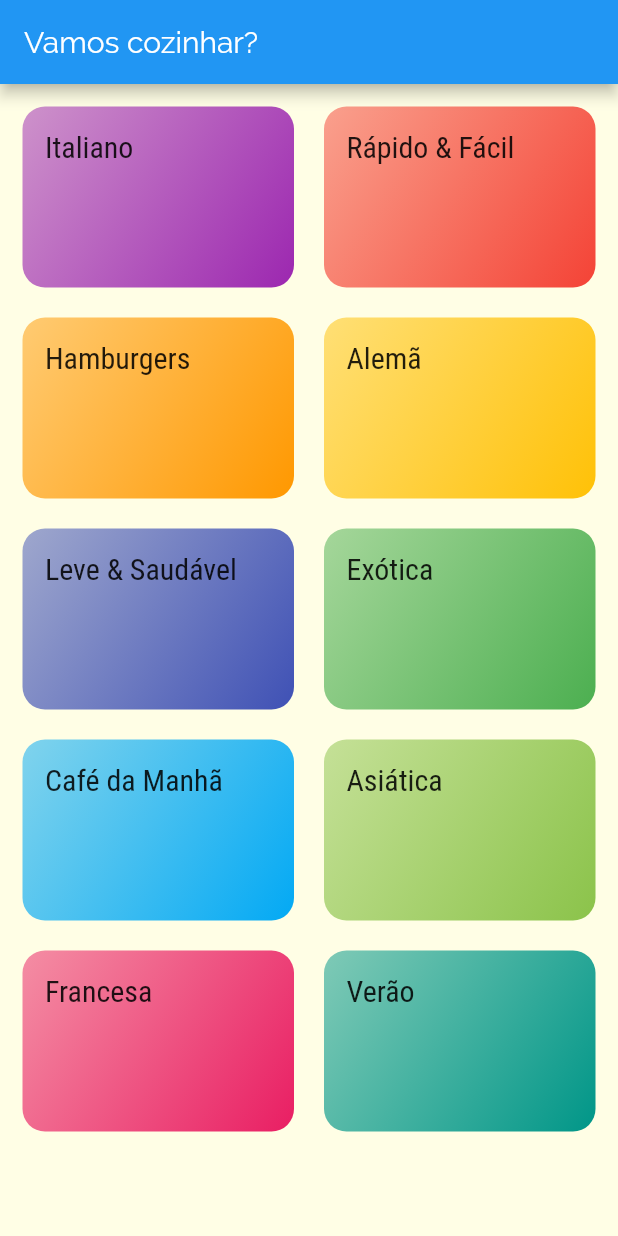
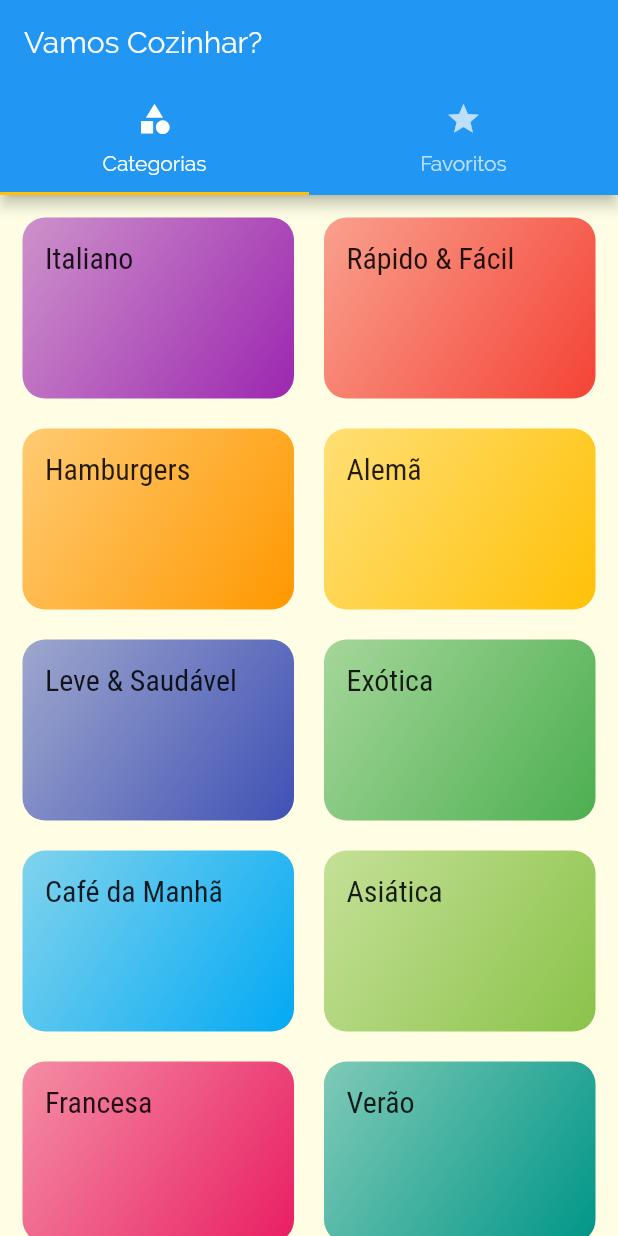
Before and after one commit to EricksonDutra/meals, a Flutter app: the screen it shows after launch, on a phone screen of 412 x 824 dp. Run offline on Flutter 3.47's test engine with Material 2 defaults, Android fonts, the phone set to English and light mode, and no system bars.

Commit message:
add tabbar

```diff
--- a/lib/main.dart
+++ b/lib/main.dart
@@ -1,6 +1,7 @@
 import 'package:flutter/material.dart';
 import 'package:meals/screens/categories_meals_screen.dart';
 import 'package:meals/screens/meal_detail_screen.dart';
+import 'package:meals/screens/tabs_screen.dart';
 import 'package:meals/utils/app_routes.dart';
 import 'screens/categories_screen.dart';
 
@@ -25,7 +26,7 @@ class MyApp extends StatelessWidget {
             .copyWith(secondary: Colors.amber),
       ),
       routes: {
-        AppRoutes.HOME: (ctx) => const CategoriesScreen(),
+        AppRoutes.HOME: (ctx) => const TabsScreen(),
         AppRoutes.CATEGORIES_MEALS: (ctx) => CategoriesMealsScreen(),
         // ignore: prefer_const_constructors
         AppRoutes.MEAL_DETAIL: (ctx) => MealDetailScreen(),
--- a/lib/screens/categories_screen.dart
+++ b/lib/screens/categories_screen.dart
@@ -7,12 +7,7 @@ class CategoriesScreen extends StatelessWidget {
 
   @override
   Widget build(BuildContext context) {
-    return Scaffold(
-      appBar: AppBar(
-        // ignore: prefer_const_constructors
-        title: Text('Vamos cozinhar?'),
-      ),
-      body: GridView(
+    return GridView(
       padding: const EdgeInsets.all(15),
       // ignore: prefer_const_constructors
       gridDelegate: SliverGridDelegateWithMaxCrossAxisExtent(
@@ -24,7 +19,6 @@ class CategoriesScreen extends StatelessWidget {
       children: DUMMY_CATEGORIES.map((cat) {
         return CategoryItem(cat);
       }).toList(),
-      ),
     );
   }
 }
--- /dev/null
+++ b/lib/screens/tabs_screen.dart
@@ -0,0 +1,34 @@
+import 'package:flutter/material.dart';
+import 'package:meals/screens/categories_screen.dart';
+import 'package:meals/screens/favorite_screen.dart';
+
+class TabsScreen extends StatelessWidget {
+  const TabsScreen({Key? key}) : super(key: key);
+
+  @override
+  Widget build(BuildContext context) {
+    return DefaultTabController(
+      length: 2,
+      child: Scaffold(
+        appBar: AppBar(
+          title: const Text('Vamos Cozinhar?'),
+          bottom: const TabBar(
+            tabs: [
+              Tab(
+                icon: Icon(Icons.category),
+                text: 'Categorias',
+              ),
+              Tab(
+                icon: Icon(Icons.star),
+                text: 'Favoritos',
+              ),
+            ],
+          ),
+        ),
+        body: const TabBarView(
+          children: [CategoriesScreen(), FavoriteScreen()],
+        ),
+      ),
+    );
+  }
+}
```
Also changed, not shown: lib/screens/favorite_screen.dart (added, +12 -0 lines), lib/screens/meal_detail_screen.dart (+55 -22 lines). Lines whose indentation alone changed are shown as unchanged.
